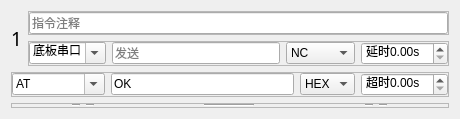
This is test_item_interface.ui in m-RNA/labview-ini-editor as Qt 5 draws it before an edit. The edited form follows.
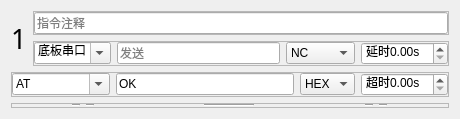
This is the edited form.

Commit message: Change：微调界面、字体

The edit to the form file:
```diff
--- a/test_item_interface.ui
+++ b/test_item_interface.ui
@@ -18,8 +18,8 @@
     <widget class="QLabel" name="lbIndex">
      <property name="font">
       <font>
-       <family>阿里巴巴普惠体 M</family>
-       <pointsize>14</pointsize>
+       <family>阿里巴巴普惠体 R</family>
+       <pointsize>20</pointsize>
        <weight>50</weight>
        <bold>false</bold>
       </font>
@@ -268,7 +268,7 @@
         </property>
         <property name="minimumSize">
          <size>
-          <width>93</width>
+          <width>98</width>
           <height>0</height>
          </size>
         </property>
```
The commit also changes 1 other file.
